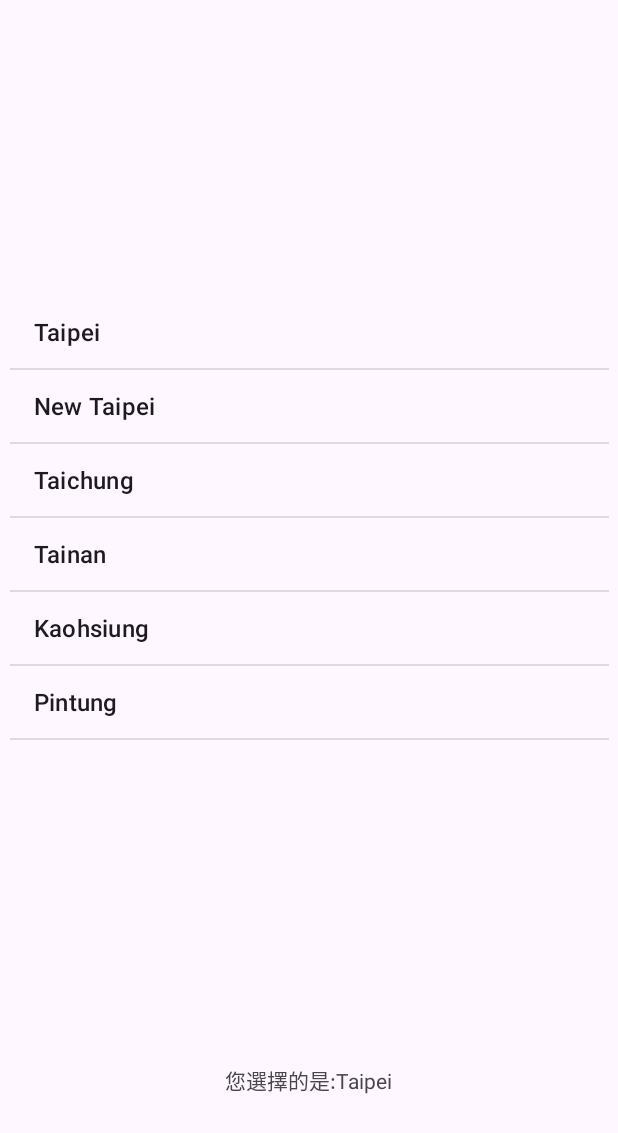
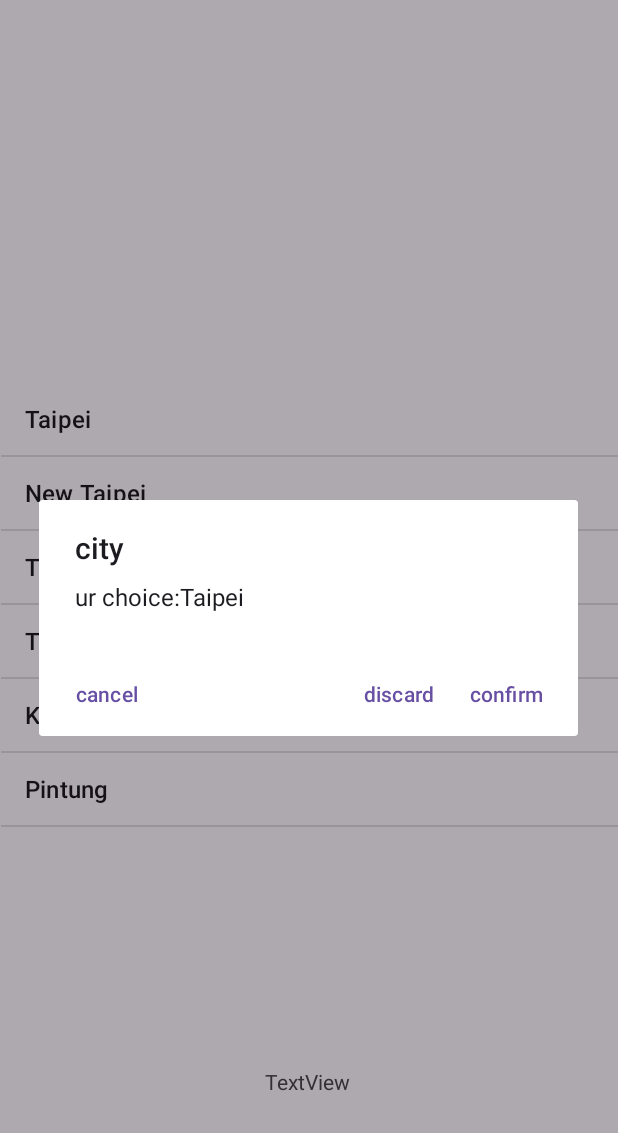
Before and after one commit to Roberthsuan/Advancedwidget, an Android app: the screen it shows after launch (MainActivity), after a tap on "Taipei", on a phone screen of 412 x 824 dp. Shown: the top 1133 px of the screen. Run offline under Robolectric (Android 15) with nearby library versions, the phone set to English and light mode, and no system bars.

Commit message:
利用onitemclick方法，將使用者點及的項目用dialog,toast,textview呈現

```diff
--- a/ListViewTest/app/src/main/java/com/example/listviewtest/MainActivity.java
+++ b/ListViewTest/app/src/main/java/com/example/listviewtest/MainActivity.java
@@ -5,8 +5,10 @@ import android.view.View;
 import android.widget.AdapterView;
 import android.widget.ListView;
 import android.widget.TextView;
+import android.widget.Toast;
 
 import androidx.activity.EdgeToEdge;
+import androidx.appcompat.app.AlertDialog;
 import androidx.appcompat.app.AppCompatActivity;
 import androidx.core.graphics.Insets;
 import androidx.core.view.ViewCompat;
@@ -32,8 +34,17 @@ public class MainActivity extends AppCompatActivity implements AdapterView.OnIte
     public void onItemClick(AdapterView<?> adapterView, View view, int i, long l) {
         TextView tv=(TextView) findViewById(R.id.textView);
         String[] citiesArray= getResources().getStringArray(R.array.cities);
+        AlertDialog.Builder dialog=new AlertDialog.Builder(this);
+        dialog.setTitle("city");
+        dialog.setMessage("ur choice:"+citiesArray[i]);
+        dialog.setCancelable(true);
+        dialog.setPositiveButton("confirm",null);
+        dialog.setNeutralButton("cancel",null);
+        dialog.setNegativeButton("discard",null);
+        dialog.show();
 
-        tv.setText("您選擇的是:"+citiesArray[i]);
+        //tv.setText("您選擇的是:"+citiesArray[i]);
+        //Toast.makeText(this,"您選擇的是:"+citiesArray[i],Toast.LENGTH_LONG).show();
 
     }
 }
--- a/ListViewTest/app/src/main/res/layout/activity_main.xml
+++ b/ListViewTest/app/src/main/res/layout/activity_main.xml
@@ -21,13 +21,12 @@
 
     <ListView
         android:id="@+id/citylistview"
-        android:layout_width="399dp"
-        android:layout_height="427dp"
+        android:layout_width="411dp"
+        android:layout_height="313dp"
         android:entries="@array/cities"
         app:layout_constraintBottom_toBottomOf="parent"
         app:layout_constraintEnd_toEndOf="parent"
         app:layout_constraintStart_toStartOf="parent"
-        app:layout_constraintTop_toTopOf="parent"
-        app:layout_constraintVertical_bias="0.498" />
+        app:layout_constraintTop_toTopOf="parent" />
 
 </androidx.constraintlayout.widget.ConstraintLayout>
```
